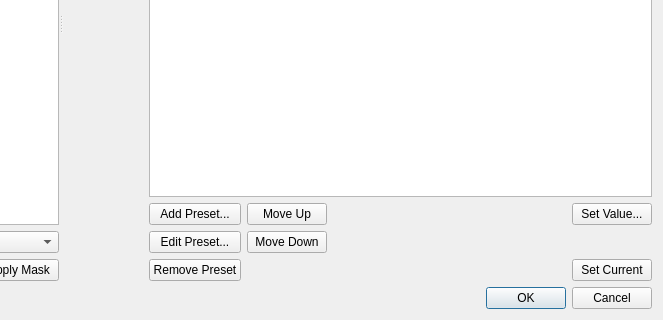
First picture: the form in TuningClient/DialogPresetEditor.ui, repository whiteman-kr/u7set, before the edit; both pictures show x 362 to 1025 and y 247 to 567 of the 1025 by 567 pixel window.
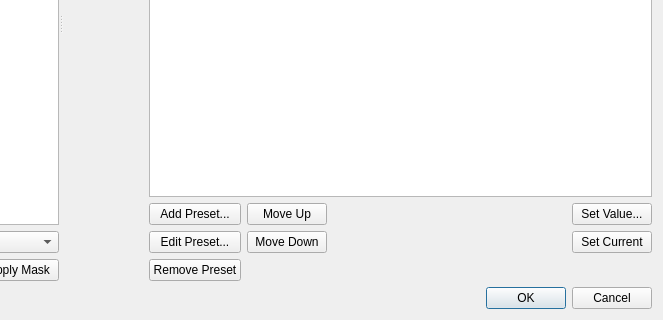
Second picture: the form after the edit.

Diff of the .ui file:
```diff
--- a/TuningClient/DialogPresetEditor.ui
+++ b/TuningClient/DialogPresetEditor.ui
@@ -94,7 +94,7 @@
            </item>
            <item>
             <layout class="QGridLayout" name="gridLayout">
-             <item row="4" column="3">
+             <item row="3" column="3">
               <widget class="QPushButton" name="m_setCurrent">
                <property name="text">
                 <string>Set Current</string>
@@ -129,7 +129,7 @@
                </property>
               </widget>
              </item>
-             <item row="4" column="2">
+             <item row="3" column="2">
               <spacer name="horizontalSpacer">
                <property name="orientation">
                 <enum>Qt::Horizontal</enum>
```
Left out of the diff: 30 changed lines with no effect on the pictures.
